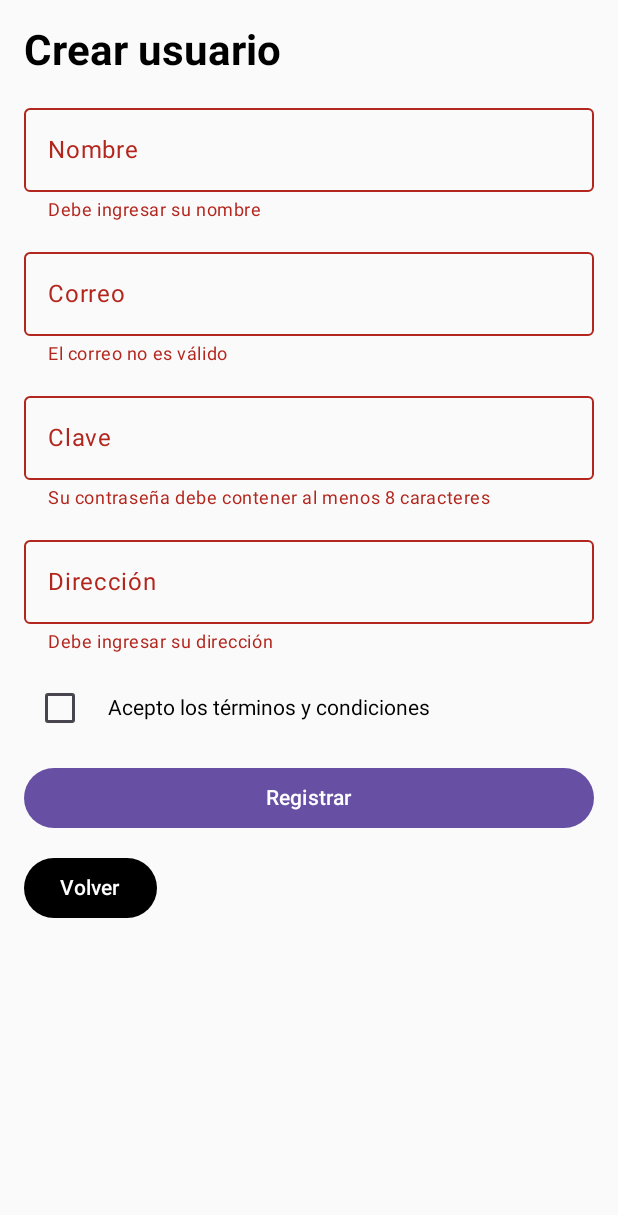
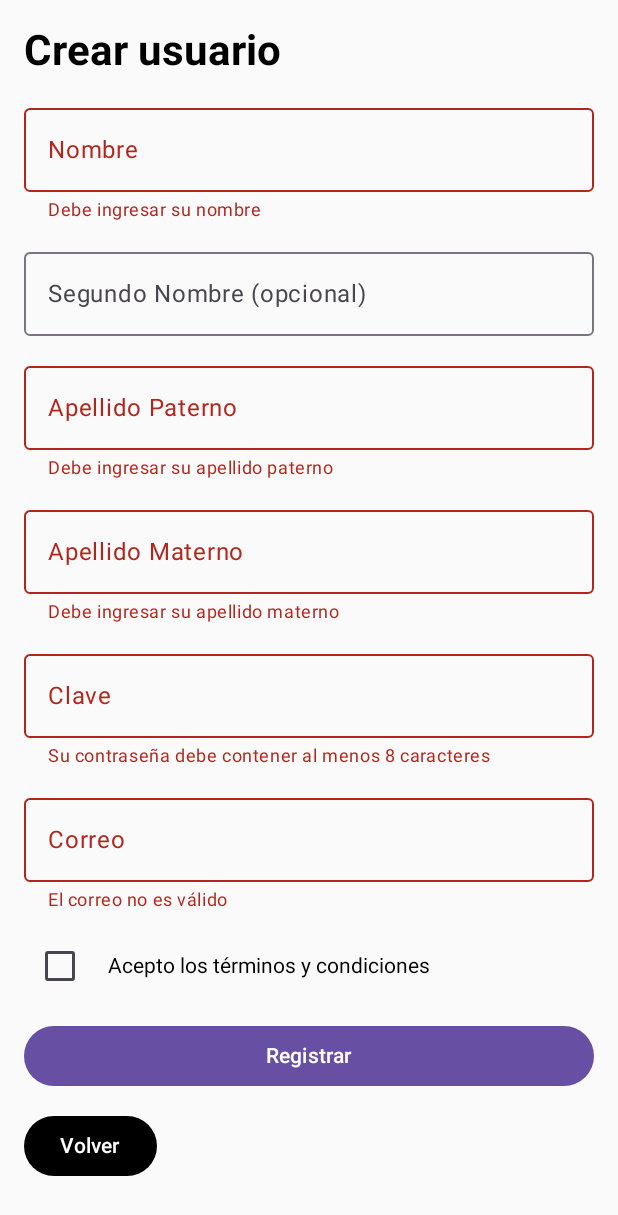
Before and after one commit to ibrahinc28/Aplicacion_Movil_Level_up_Gamer, an Android app built with Jetpack Compose: the userSignupScreen screen opened through its navigation route, after a tap on "Registrar", on a phone screen of 412 x 824 dp. Shown: the top 1215 px of the screen. Run offline under Robolectric (Android 15) with nearby library versions, the phone set to English and light mode, and no system bars.

Commit message:
Branch separada de feature/usuarios, con implementaciones GET y PULL conectados a un backend local de puerto 8080

```diff
--- a/app/src/main/AndroidManifest.xml
+++ b/app/src/main/AndroidManifest.xml
@@ -1,11 +1,13 @@
 <?xml version="1.0" encoding="utf-8"?>
 <manifest xmlns:android="http://schemas.android.com/apk/res/android"
     xmlns:tools="http://schemas.android.com/tools">
+    <uses-permission android:name="android.permission.INTERNET" />
 
     <application
 
         android:allowBackup="true"
         android:dataExtractionRules="@xml/data_extraction_rules"
+        android:usesCleartextTraffic="true"
         android:fullBackupContent="@xml/backup_rules"
         android:icon="@mipmap/ic_launcher"
         android:label="@string/app_name"
--- a/app/src/main/java/com/example/levelupgamermovil/MainActivity.kt
+++ b/app/src/main/java/com/example/levelupgamermovil/MainActivity.kt
@@ -3,6 +3,7 @@ package com.example.levelupgamermovil
 import android.os.Bundle
 import androidx.activity.ComponentActivity
 import androidx.activity.compose.setContent
+import androidx.core.view.WindowCompat
 import androidx.activity.enableEdgeToEdge
 import androidx.compose.foundation.layout.fillMaxSize
 import androidx.compose.foundation.layout.padding
@@ -19,16 +20,20 @@ import com.example.levelupgamermovil.repository.UsuariosGuardados
 import com.example.levelupgamermovil.ui.theme.LevelUpGamerMovilTheme
 import com.example.levelupgamermovil.view.LoginScreen
 import com.example.levelupgamermovil.view.ResumenScreen
+import com.example.levelupgamermovil.view.UsuarioAPIScreen
 import com.example.levelupgamermovil.view.homeScreen
 import com.example.levelupgamermovil.view.screen.PerfilScreen
 import com.example.levelupgamermovil.view.userSignupScreen
 import com.example.levelupgamermovil.viewmodel.LoginViewModel
 import com.example.levelupgamermovil.viewmodel.RegistroViewModel
 import com.example.levelupgamermovil.viewmodel.PerfilViewModel
+import com.example.levelupgamermovil.viewmodel.UsuarioViewModel
 
 class MainActivity : ComponentActivity() {
     override fun onCreate(savedInstanceState: Bundle?) {
         super.onCreate(savedInstanceState)
+
+        WindowCompat.setDecorFitsSystemWindows(window, false)
         enableEdgeToEdge()
         setContent {
             val navController = rememberNavController()
@@ -36,6 +41,7 @@ class MainActivity : ComponentActivity() {
             val regViewModel : RegistroViewModel = viewModel()
             val loginViewModel : LoginViewModel = viewModel()
             val camViewModel: PerfilViewModel = viewModel()
+            val apiViewModel: UsuarioViewModel = viewModel()
 
             NavHost(navController = navController, startDestination = "HomeScreen") {
                 composable("HomeScreen") {
@@ -48,7 +54,7 @@ class MainActivity : ComponentActivity() {
                 }
                 composable("ResumenScreen") {
                     ResumenScreen(
-                        navController, regViewModel, UsuariosGuardados()
+                        navController, regViewModel
                     )
                 }
                 composable("LoginScreen") {
@@ -59,6 +65,11 @@ class MainActivity : ComponentActivity() {
                 composable("PerfilScreen") {
                     PerfilScreen(
                         navController, camViewModel
+                    )
+                }
+                composable("UsuarioAPIScreen") {
+                    UsuarioAPIScreen(
+                        navController, apiViewModel
                     )
                 }
             }
--- /dev/null
+++ b/app/src/main/java/com/example/levelupgamermovil/model/ConstantesUsuario.kt
@@ -0,0 +1,6 @@
+package com.example.levelupgamermovil.model
+
+object ConstantesUsuario {
+    const val api_url = "http://10.0.2.2:8080/"
+    const val api_extend = "/api/v1/usuarios"
+}
--- a/app/src/main/java/com/example/levelupgamermovil/model/DatosUsuarioErrores.kt
+++ b/app/src/main/java/com/example/levelupgamermovil/model/DatosUsuarioErrores.kt
@@ -2,7 +2,9 @@ package com.example.levelupgamermovil.model
 
 data class DatosUsuarioErrores(
 val nombre: String? = null,
+val apellidopat: String? = null,
+val apellidomat: String? = null,
 val correo: String? = null,
 val clave: String? = null,
-val direccion: String? = null
+val aceptaTerminos : Boolean = false,
 )
--- a/app/src/main/java/com/example/levelupgamermovil/model/DatosUsuarioUIState.kt
+++ b/app/src/main/java/com/example/levelupgamermovil/model/DatosUsuarioUIState.kt
@@ -2,9 +2,11 @@ package com.example.levelupgamermovil.model
 
 data class DatosUsuarioUIState(
     val nombre : String = "",
+    val snombre : String = "",
+    val apellidopat : String = "",
+    val apellidomat : String = "",
     val correo : String = "",
     val clave : String = "",
-    val direccion : String = "",
     val aceptaTerminos : Boolean = false,
     val errores : DatosUsuarioErrores = DatosUsuarioErrores()
 )
--- /dev/null
+++ b/app/src/main/java/com/example/levelupgamermovil/network/UsuarioAPIService.kt
@@ -0,0 +1,16 @@
+package com.example.levelupgamermovil.network
+
+import com.example.levelupgamermovil.model.ConstantesUsuario
+import com.example.levelupgamermovil.model.UsuarioAPI
+import retrofit2.Response
+import retrofit2.http.Body
+import retrofit2.http.GET
+import retrofit2.http.POST
+
+interface UsuarioAPIService {
+    @GET("/api/v1/usuarios")
+    suspend fun getUsuarios(): List<UsuarioAPI>
+
+    @POST("/api/v1/usuarios")
+    suspend fun crearUsuario(@Body usuario: UsuarioAPI): Response<UsuarioAPI>
+}
--- /dev/null
+++ b/app/src/main/java/com/example/levelupgamermovil/repository/UsuarioRepository.kt
@@ -0,0 +1,18 @@
+package com.example.levelupgamermovil.repository
+
+import com.example.levelupgamermovil.model.UsuarioAPI
+import com.example.levelupgamermovil.model.UsuarioDAO
+import com.example.levelupgamermovil.network.RetrofitInstance
+import retrofit2.Retrofit
+
+
+class UsuarioRepository {
+    suspend fun getUsuarios(): List<UsuarioAPI> {
+        return RetrofitInstance.api.getUsuarios()
+    }
+
+    suspend fun insertarUsuario(usuario: UsuarioAPI) {
+        RetrofitInstance.api.crearUsuario(usuario)
+    }
+
+}
--- a/app/src/main/java/com/example/levelupgamermovil/view/HomeScreen.kt
+++ b/app/src/main/java/com/example/levelupgamermovil/view/HomeScreen.kt
@@ -77,6 +77,14 @@ fun homeScreen(navController : NavController) {
             ) {
                 Text("Camara")
             }
+            Button(onClick = {navController.navigate("UsuarioAPIScreen")},
+                colors = ButtonDefaults.buttonColors(
+                    Color.Red,
+                    Color.White
+                )
+            ) {
+                Text("API Test")
+            }
         }
     }
 }
--- a/app/src/main/java/com/example/levelupgamermovil/view/UserSignupScreen.kt
+++ b/app/src/main/java/com/example/levelupgamermovil/view/UserSignupScreen.kt
@@ -53,12 +53,30 @@ fun userSignupScreen(navController : NavController, viewModel: RegistroViewModel
     modifier = Modifier.fillMaxWidth()
     )
         OutlinedTextField(
-            value = estado.correo,
+            value = estado.snombre,
             onValueChange = viewModel::onCorreoChange,
-            label = { Text("Correo") },
-            isError = estado.errores.correo != null,
+            label = { Text("Segundo Nombre (opcional)") },
+            modifier = Modifier.fillMaxWidth()
+        )
+        OutlinedTextField(
+            value = estado.apellidopat,
+            onValueChange = viewModel::onApellidoPatChange,
+            label = { Text("Apellido Paterno") },
+            isError = estado.errores.apellidopat != null,
             supportingText = {
-            estado.errores.correo?.let {
+                estado.errores.apellidopat?.let {
+                    Text(it, color = MaterialTheme.colorScheme.error)
+                }
+            },
+            modifier = Modifier.fillMaxWidth()
+        )
+        OutlinedTextField(
+            value = estado.apellidomat,
+            onValueChange = viewModel::onApellidoMatChange,
+            label = { Text("Apellido Materno") },
+            isError = estado.errores.apellidomat != null,
+            supportingText = {
+                estado.errores.apellidomat?.let {
                     Text(it, color = MaterialTheme.colorScheme.error)
                 }
             },
@@ -78,12 +96,12 @@ fun userSignupScreen(navController : NavController, viewModel: RegistroViewModel
             modifier = Modifier.fillMaxWidth()
         )
         OutlinedTextField(
-        value = estado.direccion,
-        onValueChange = viewModel::onDireccionChange,
-        label = { Text("Dirección") },
-        isError = estado.errores.direccion != null,
+            value = estado.correo,
+            onValueChange = viewModel::onCorreoChange,
+            label = { Text("Correo") },
+            isError = estado.errores.correo != null,
             supportingText = {
-            estado.errores.direccion?.let {
+            estado.errores.correo?.let {
                 Text(it, color = MaterialTheme.colorScheme.error)
         }
     },
--- a/app/src/main/java/com/example/levelupgamermovil/viewmodel/RegistroViewModel.kt
+++ b/app/src/main/java/com/example/levelupgamermovil/viewmodel/RegistroViewModel.kt
@@ -1,11 +1,15 @@
 package com.example.levelupgamermovil.viewmodel
 
 import androidx.lifecycle.ViewModel
+import androidx.lifecycle.viewModelScope
 import com.example.levelupgamermovil.model.DatosUsuarioErrores
 import com.example.levelupgamermovil.model.DatosUsuarioUIState
+import com.example.levelupgamermovil.model.UsuarioAPI
+import com.example.levelupgamermovil.network.RetrofitInstance
 import kotlinx.coroutines.flow.MutableStateFlow
 import kotlinx.coroutines.flow.StateFlow
 import kotlinx.coroutines.flow.update
+import kotlinx.coroutines.launch
 
 class RegistroViewModel : ViewModel() {
     private val _estado = MutableStateFlow(DatosUsuarioUIState())
@@ -16,16 +20,20 @@ class RegistroViewModel : ViewModel() {
         _estado.update { it.copy(nombre = valor, errores = it.errores.copy(nombre = null)) }
     }
 
+    fun onApellidoPatChange (valor : String) {
+        _estado.update { it.copy(apellidopat = valor, errores = it.errores.copy(apellidopat = null)) }
+    }
+
+    fun onApellidoMatChange (valor : String) {
+        _estado.update { it.copy(apellidomat = valor, errores = it.errores.copy(apellidomat = null)) }
+    }
+
     fun onCorreoChange (valor : String) {
         _estado.update { it.copy(correo = valor, errores = it.errores.copy(correo = null)) }
     }
 
     fun onClaveChange (valor : String) {
         _estado.update { it.copy(clave = valor, errores = it.errores.copy(clave = null)) }
-    }
-
-    fun onDireccionChange (valor : String) {
-        _estado.update { it.copy(direccion = valor, errores = it.errores.copy(direccion = null)) }
     }
 
     fun onAceptarTerminosChange (valor : Boolean) {
@@ -36,15 +44,17 @@ class RegistroViewModel : ViewModel() {
         val estadoActual = _estado.value
         val errores = DatosUsuarioErrores(
             nombre = if (estadoActual.nombre.isBlank()) "Debe ingresar su nombre" else null,
+            apellidopat = if (estadoActual.apellidopat.isBlank()) "Debe ingresar su apellido paterno" else null,
+            apellidomat = if (estadoActual.apellidomat.isBlank()) "Debe ingresar su apellido materno" else null,
+            clave = if (estadoActual.clave.length < 8) "Su contraseña debe contener al menos 8 caracteres" else null,
             correo = if (!estadoActual.correo.contains("@")) "El correo no es válido" else null,
-            clave = if (estadoActual.clave.length < 8) "Su contraseña debe contener al menos 8 caracteres" else null,
-            direccion = if (estadoActual.direccion.isBlank()) "Debe ingresar su dirección" else null
         )
         val hayErrores = listOfNotNull(
             errores.nombre,
+            errores.apellidopat,
+            errores.apellidomat,
+            errores.clave,
             errores.correo,
-            errores.clave,
-            errores.direccion
         ).isNotEmpty()
 
         _estado.update { it.copy(errores = errores) }
@@ -52,4 +62,14 @@ class RegistroViewModel : ViewModel() {
         return !hayErrores
 
     }
+
+    fun agregarUsuario(usuario: UsuarioAPI) {
+        viewModelScope.launch {
+            try {
+                val resp = RetrofitInstance.api.crearUsuario(usuario)
+            } catch (e: Exception) {
+                println("ERROR AL AGREGAR USUARIO: ${e.message}")
+            }
+        }
+    }
 }
--- /dev/null
+++ b/app/src/main/java/com/example/levelupgamermovil/viewmodel/UsuarioViewModel.kt
@@ -0,0 +1,32 @@
+package com.example.levelupgamermovil.viewmodel
+
+import androidx.lifecycle.ViewModel
+import androidx.lifecycle.viewModelScope
+import com.example.levelupgamermovil.model.UsuarioAPI
+import com.example.levelupgamermovil.network.RetrofitInstance
+import com.example.levelupgamermovil.repository.UsuarioRepository
+import kotlinx.coroutines.flow.MutableStateFlow
+import kotlinx.coroutines.flow.StateFlow
+import kotlinx.coroutines.launch
+
+class UsuarioViewModel: ViewModel() {
+    private val repositorio = UsuarioRepository()
+
+    private val _userList = MutableStateFlow<List<UsuarioAPI>>(emptyList())
+
+    val userList: StateFlow<List<UsuarioAPI>> = _userList
+
+    init {
+        fetchUsers()
+    }
+
+    private fun fetchUsers() {
+        viewModelScope.launch {
+            try {
+                _userList.value = repositorio.getUsuarios()
+            } catch (e: Exception) {
+                println("Hubo un error: ${e.localizedMessage}")
+            }
+        }
+    }
+}
--- /dev/null
+++ b/app/src/main/res/xml/network_security_config.xml
@@ -0,0 +1,6 @@
+<?xml version="1.0" encoding="utf-8"?>
+<network-security-config>
+    <domain-config cleartextTrafficPermitted="true">
+        <domain includeSubdomains="true">api.example.com(to be adjusted)</domain>
+    </domain-config>
+</network-security-config>
```
Also changed, not shown: app/build.gradle.kts (+16 -0 lines), app/src/main/java/com/example/levelupgamermovil/model/UsuarioAPI.kt (added, +31 -0 lines), app/src/main/java/com/example/levelupgamermovil/model/UsuarioDAO.kt (added, +17 -0 lines), app/src/main/java/com/example/levelupgamermovil/network/RetrofitInstance.kt (added, +16 -0 lines), app/src/main/java/com/example/levelupgamermovil/view/ResumenScreen.kt (+5 -2 lines), app/src/main/java/com/example/levelupgamermovil/view/UsuarioAPIScreen.kt (added, +89 -0 lines). Lines whose indentation alone changed are shown as unchanged.
